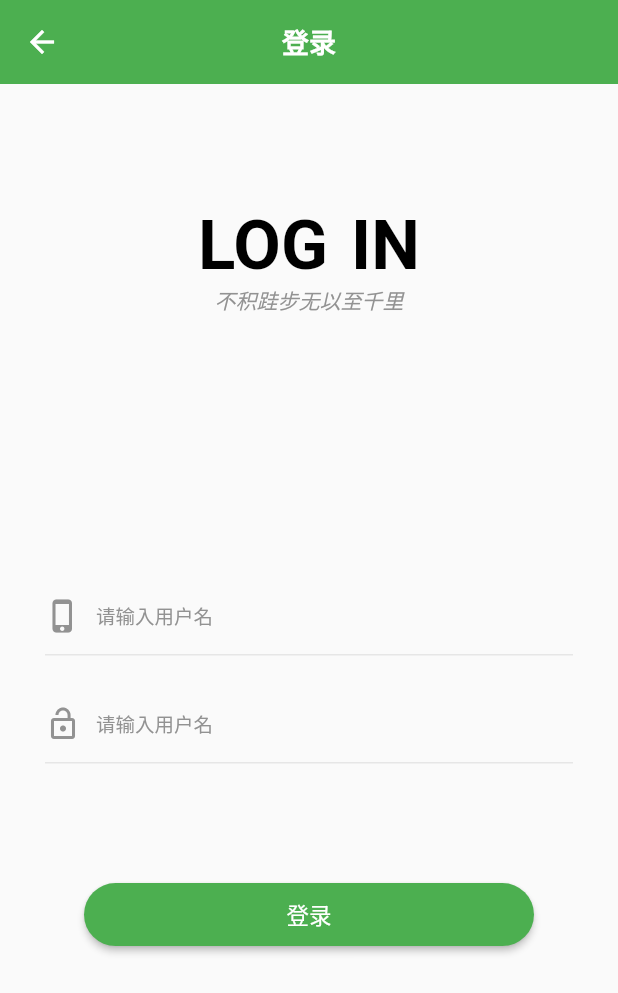
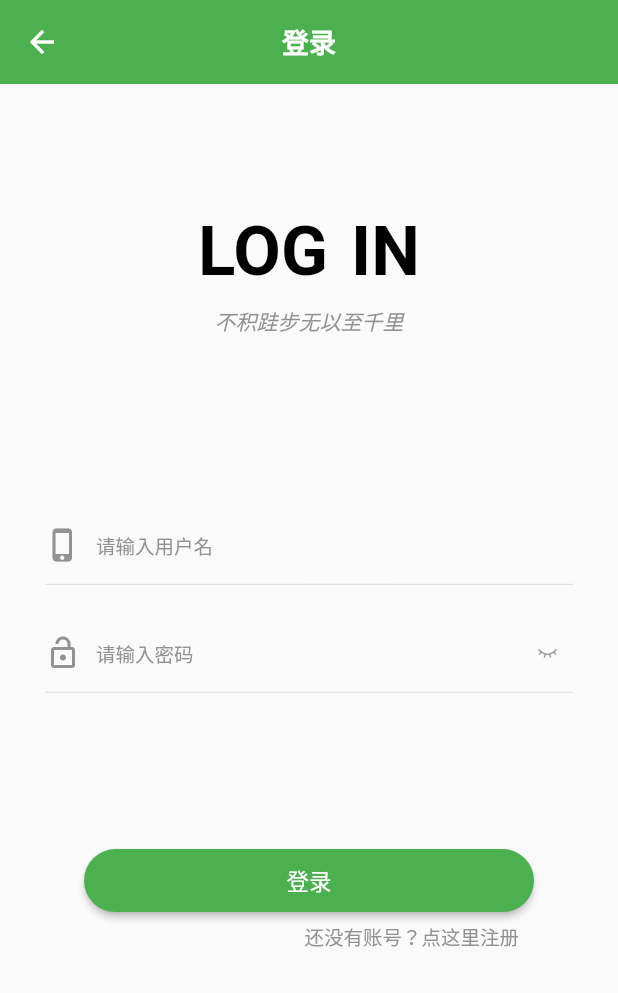
Before and after one commit to LinHuanTanLy/FlutterWanAndroid, a Flutter app: the screen it shows after launch, after a tap on "搜索文章/标签", on a phone screen of 412 x 824 dp. Shown: the top 993 px of the screen. Run offline on Flutter 3.47's test engine with Material 2 defaults, Android fonts, the phone set to English and light mode, and no system bars; our stand-ins replace dio, flutter_easyrefresh; missing offline and left inert: banner, flutter_webview_plugin; network calls fail.

Commit message:
添加redux之前的保存

```diff
--- a/lib/page/login/LoginPage.dart
+++ b/lib/page/login/LoginPage.dart
@@ -1,6 +1,9 @@
 import 'package:flutter/material.dart';
 import 'package:flutter_app/conf/ColorConf.dart';
 import 'package:flutter_app/widget/LyAppBar.dart';
+
+import 'LoginTopPart.dart';
+import 'RegisterPage.dart';
 
 /// 登录页面
 class LoginPage extends StatefulWidget {
@@ -13,6 +16,8 @@ class _LoginPageState extends State<LoginPage> {
 
   double _topHeight, _centerHeight, _bottomHeight;
 
+  bool _ifShowPsd = true;
+
   @override
   void initState() {
     _controllerForPhone = new TextEditingController();
@@ -23,48 +28,22 @@ class _LoginPageState extends State<LoginPage> {
   @override
   Widget build(BuildContext context) {
     double _height = MediaQuery.of(context).size.height;
-    _topHeight = _height * 4 / 14;
-    _centerHeight = _height * 5 / 14;
-    _bottomHeight = _height * 5 / 14;
-    debugPrint('_topHeight is  $_topHeight');
-    debugPrint('_bottomHeight is  $_bottomHeight');
+    _topHeight = _height * 4 / 13;
+    _centerHeight = _height * 4 / 13;
+    _bottomHeight = _height * 5 / 13;
     return Scaffold(
       appBar: LyAppBar.commAppBar("登录"),
       body: Container(
         child: SingleChildScrollView(
           child: Column(
             children: <Widget>[
+              LoginTopPart(height:_topHeight,title:'LOG IN',desc:'不积跬步无以至千里'),
               Container(
-                height: _topHeight,
-                alignment: Alignment.center,
+                height: _centerHeight,
+                padding: const EdgeInsets.only(left: 30, right: 30, top: 10),
                 child: Column(
-                  crossAxisAlignment: CrossAxisAlignment.center,
-                  mainAxisAlignment: MainAxisAlignment.center,
-                  children: <Widget>[
-                    Text(
-                      'LOG IN',
-                      style: TextStyle(
-                          fontSize: 46,
-                          color: ColorConf.color000000,
-                          wordSpacing: 4,
-                          fontWeight: FontWeight.bold),
-                    ),
-                    Text(
-                      '不积跬步无以至千里',
-                      style: TextStyle(
-                          fontSize: 14,
-                          color: ColorConf.color929292,
-                          fontStyle: FontStyle.italic),
-                    )
-                  ],
-                ),
-              ),
-              Container(
-                alignment: Alignment.center,
-                height: _centerHeight,
-                padding: const EdgeInsets.only(left: 30, right: 30),
-                child: Column(
-                  mainAxisAlignment: MainAxisAlignment.center,
+                  mainAxisAlignment: MainAxisAlignment.start,
+                  crossAxisAlignment: CrossAxisAlignment.start,
                   children: <Widget>[
                     _renderInputBar(
                         icon: Icons.phone_iphone,
@@ -74,9 +53,10 @@ class _LoginPageState extends State<LoginPage> {
                       height: 4,
                     ),
                     _renderInputBar(
+                        ifInputPsd: true,
                         icon: Icons.lock_open,
-                        hintText: '请输入用户名',
-                        controller: _controllerForPhone),
+                        hintText: '请输入密码',
+                        controller: _controllerForPsd),
                     Divider(
                       height: 4,
                     ),
@@ -86,11 +66,16 @@ class _LoginPageState extends State<LoginPage> {
               Container(
                 height: _bottomHeight,
                 child: Column(
+                  crossAxisAlignment: CrossAxisAlignment.end,
                   children: <Widget>[
                     MaterialButton(
                       minWidth: 300,
                       onPressed: () {},
-                      child: Text('登录',style: TextStyle(fontSize: 15,color: ColorConf.colorFFFFFF),),
+                      child: Text(
+                        '登录',
+                        style: TextStyle(
+                            fontSize: 15, color: ColorConf.colorFFFFFF),
+                      ),
                       color: ColorConf.colorGreen,
                       textColor: ColorConf.colorFFFFFF,
                       padding: const EdgeInsets.only(
@@ -98,6 +83,21 @@ class _LoginPageState extends State<LoginPage> {
                       shape: RoundedRectangleBorder(
                           side: BorderSide.none,
                           borderRadius: BorderRadius.circular(50)),
+                    ),
+                    Container(
+                      margin: const EdgeInsets.only(right: 10, top: 4),
+                      child: GestureDetector(
+                        child: Text(
+                          '还没有账号？点这里注册',
+                          style: TextStyle(
+                              fontSize: 13, color: ColorConf.color929292),
+                        ),
+                        onTap: () {
+                          Navigator.push(context, MaterialPageRoute(builder: (context){
+                              return RegisterPage();
+                          }));
+                        },
+                      ),
                     )
                   ],
                 ),
@@ -110,7 +110,13 @@ class _LoginPageState extends State<LoginPage> {
   }
 
   /// 渲染输入框布局
-  Widget _renderInputBar({icon, hintText, inputType, controller}) {
+  Widget _renderInputBar({
+    bool ifInputPsd = false,
+    icon,
+    hintText,
+    inputType,
+    controller,
+  }) {
     return Container(
       margin: const EdgeInsets.only(top: 20),
       child: Row(
@@ -121,6 +127,7 @@ class _LoginPageState extends State<LoginPage> {
           ),
           Expanded(
             child: TextField(
+              obscureText: ifInputPsd ? _ifShowPsd : false,
               controller: controller,
               style: TextStyle(),
               decoration: InputDecoration(
@@ -133,6 +140,27 @@ class _LoginPageState extends State<LoginPage> {
               ),
             ),
             flex: 1,
+          ),
+          Offstage(
+            child: Container(
+              padding:
+                  const EdgeInsets.only(top: 6, bottom: 6, left: 10, right: 10),
+              child: InkWell(
+                child: Image.asset(
+                  !_ifShowPsd
+                      ? 'images/icon_eye_open.png'
+                      : 'images/icon_eye_close.png',
+                  width: 14,
+                  height: 14,
+                ),
+                onTap: () {
+                  setState(() {
+                    _ifShowPsd = !_ifShowPsd;
+                  });
+                },
+              ),
+            ),
+            offstage: !ifInputPsd,
           )
         ],
       ),
--- /dev/null
+++ b/lib/page/login/LoginTopPart.dart
@@ -0,0 +1,54 @@
+import 'package:flutter/material.dart';
+import 'package:flutter_app/conf/ColorConf.dart';
+
+/// 登录模块的上方模块
+class LoginTopPart extends StatefulWidget {
+  final double height;
+  final String title;
+  final String desc;
+
+  const LoginTopPart({Key key, this.height, this.title, this.desc}) : super(key: key);
+
+
+  @override
+  _LoginTopPartState createState() => _LoginTopPartState(height,title,desc);
+}
+
+class _LoginTopPartState extends State<LoginTopPart> {
+  final double height;
+  final String title;
+  final String desc;
+
+  _LoginTopPartState(this.height, this.title, this.desc);
+  @override
+  Widget build(BuildContext context) {
+    return  Container(
+      height: height,
+      alignment: Alignment.center,
+      child: Column(
+        crossAxisAlignment: CrossAxisAlignment.center,
+        mainAxisAlignment: MainAxisAlignment.center,
+        children: <Widget>[
+          Text(
+            title,
+            style: TextStyle(
+                fontSize: 46,
+                color: ColorConf.color000000,
+                wordSpacing: 4,
+                fontWeight: FontWeight.bold),
+          ),
+          Container(
+            margin: const EdgeInsets.only(top: 10),
+            child: Text(
+              desc,
+              style: TextStyle(
+                  fontSize: 14,
+                  color: ColorConf.color929292,
+                  fontStyle: FontStyle.italic),
+            ),
+          )
+        ],
+      ),
+    );
+  }
+}
--- a/pubspec.yaml
+++ b/pubspec.yaml
@@ -110,6 +110,8 @@ flutter:
     - images/author_pic16.jpg
     - images/author_pic17.jpg
     - images/author_pic18.jpg
+    - images/icon_eye_close.png
+    - images/icon_eye_open.png
   #  - images/a_dot_ham.jpeg
 
   # An image asset can refer to one or more resolution-specific "variants", see
```
Also changed, not shown: lib/page/login/RegisterPage.dart (added, +127 -0 lines), images/icon_eye_close.png (added), images/icon_eye_open.png (added).
